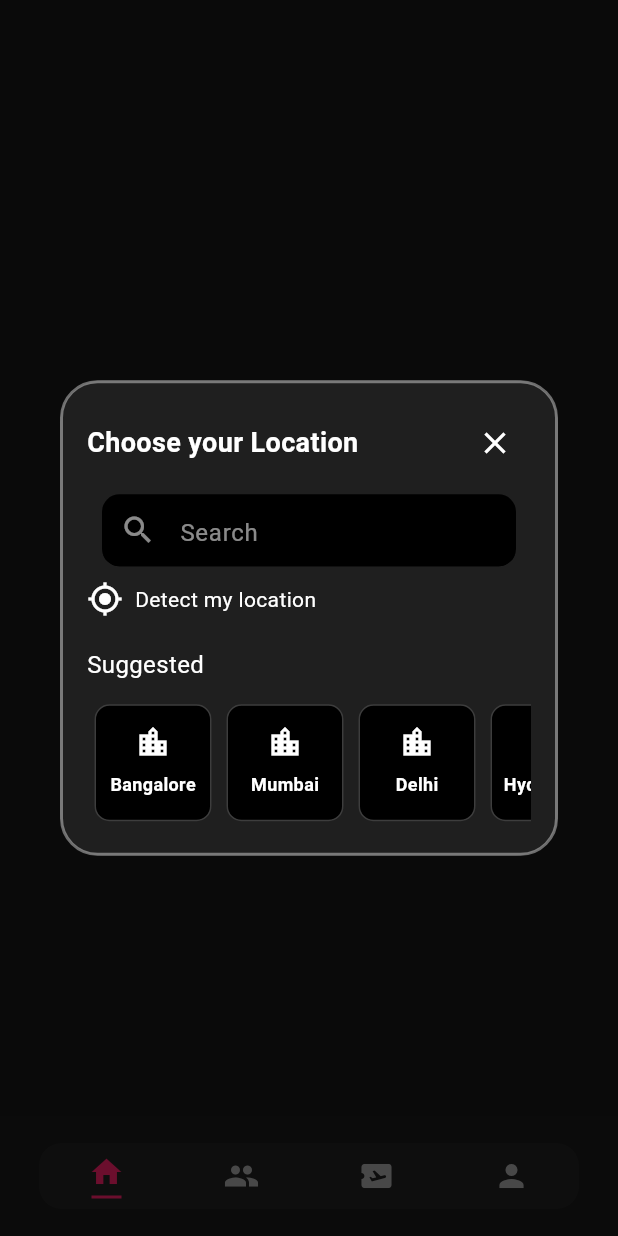
After one commit to anshyyy/Assignments-and-Tests, a Flutter app: the HomeScreen screen opened directly, after a tap on the "location on" icon, on a phone screen of 412 x 824 dp. The commit adds this screen. Run offline on Flutter 3.47's test engine with Material 3 defaults, Android fonts, the light colour scheme and no system bars; drawn by our look-alikes of google_places_flutter; our stand-ins replace firebase_core, firebase_remote_config, flutter_swiper_view, hexcolor, page_transition, simple_animations; missing offline and left inert: fijkplayer, swipable_stack; accounts and stored records are empty; generated files the repository leaves out were written again.

Commit message:
added location

```diff
--- a/Technology Feasta/feasta/lib/main.dart
+++ b/Technology Feasta/feasta/lib/main.dart
@@ -1,3 +1,4 @@
+import 'package:feasta/src/presentation/screens/home_screen.dart';
 import 'package:feasta/src/presentation/screens/ticket_screen.dart';
 import 'package:flutter/material.dart';
 
@@ -18,6 +19,6 @@ class MyApp extends StatelessWidget {
           colorScheme: ColorScheme.fromSeed(seedColor: Colors.deepPurple),
           useMaterial3: true,
         ),
-        home: TicketScreen());
+        home: HomeScreen());
   }
 }
--- /dev/null
+++ b/Technology Feasta/feasta/lib/src/presentation/screens/home_screen.dart
@@ -0,0 +1,84 @@
+import 'package:feasta/src/constants/color.dart';
+import 'package:feasta/src/presentation/screens/location_screen.dart';
+import 'package:feasta/src/presentation/screens/ticket_screen.dart';
+import 'package:flutter/material.dart';
+
+class HomeScreen extends StatefulWidget {
+  const HomeScreen({super.key});
+
+  @override
+  State<HomeScreen> createState() => _HomeScreenState();
+}
+
+class _HomeScreenState extends State<HomeScreen> {
+  int index = 0;
+
+  @override
+  Widget build(BuildContext context) {
+    List<Widget> screens = [
+      LocationScreen(),
+      const Center(
+          child: Text("Person Screen", style: TextStyle(color: Colors.white))),
+      const TicketScreen(),
+      const Center(
+          child: Text(
+        "Profile Screen",
+        style: TextStyle(color: Colors.white),
+      )),
+    ];
+
+    return Scaffold(
+      backgroundColor: AppColors.tabBackColor,
+      bottomNavigationBar: Container(
+        height: 80,
+        color: const Color(0xff171717).withOpacity(0.4),
+        child: Center(
+          child: Container(
+            margin: const EdgeInsets.only(left: 26, right: 26),
+            height: 44,
+            decoration: BoxDecoration(
+                color: AppColors.tabInActiveColor,
+                borderRadius: BorderRadius.circular(15)),
+            child: Row(
+                mainAxisAlignment: MainAxisAlignment.spaceBetween,
+                children: [
+                  _buildIcon(Icons.home, 0),
+                  _buildIcon(Icons.people, 1),
+                  _buildIcon(Icons.airplane_ticket, 2),
+                  _buildIcon(Icons.person, 3),
+                ]),
+          ),
+        ),
+      ),
+      body: screens[index],
+    );
+  }
+
+  Widget _buildIcon(IconData icon, int idx) {
+    return Expanded(
+      child: GestureDetector(
+        onTap: () {
+          setState(() {
+            index = idx;
+          });
+        },
+        child: Column(
+          mainAxisAlignment: MainAxisAlignment.center,
+          children: [
+            Icon(
+              icon,
+              color: index == idx ? Colors.pink : Colors.grey,
+            ),
+            if (index == idx)
+              Container(
+                margin: const EdgeInsets.only(top: 4),
+                height: 2,
+                width: 20,
+                color: Colors.pink,
+              ),
+          ],
+        ),
+      ),
+    );
+  }
+}
--- /dev/null
+++ b/Technology Feasta/feasta/lib/src/presentation/screens/location_screen.dart
@@ -0,0 +1,217 @@
+import 'dart:ui';
+import 'package:feasta/src/constants/color.dart';
+import 'package:flutter/material.dart';
+import 'package:google_places_flutter/google_places_flutter.dart';
+import 'package:google_places_flutter/model/prediction.dart';
+
+class LocationScreen extends StatefulWidget {
+  const LocationScreen({super.key});
+
+  @override
+  _LocationScreenState createState() => _LocationScreenState();
+}
+
+class _LocationScreenState extends State<LocationScreen> {
+  bool _isDialogOpen = false;
+  TextEditingController controller = TextEditingController();
+  String _city = "City";
+
+  @override
+  Widget build(BuildContext context) {
+    return Scaffold(
+      backgroundColor: AppColors.tabBackColor,
+      body: Stack(
+        children: [
+          Center(
+            child: Column(
+              mainAxisAlignment: MainAxisAlignment.center,
+              children: [
+                IconButton(
+                  icon: const Icon(
+                    Icons.location_on,
+                    size: 25,
+                    color: Colors.pink,
+                  ),
+                  onPressed: () {
+                    setState(() {
+                      _isDialogOpen = true;
+                    });
+                    _showLocationDialog(context).then((_) {
+                      setState(() {
+                        _isDialogOpen = false;
+                      });
+                    });
+                  },
+                ),
+                Text(
+                  _city,
+                  style: const TextStyle(color: Colors.white),
+                )
+              ],
+            ),
+          ),
+          if (_isDialogOpen)
+            BackdropFilter(
+              filter: ImageFilter.blur(sigmaX: 5.0, sigmaY: 5.0),
+              child: Container(
+                color: Colors.black.withOpacity(0.1),
+              ),
+            ),
+        ],
+      ),
+    );
+  }
+
+  Future<void> _showLocationDialog(BuildContext context) async {
+    return showDialog(
+      context: context,
+      builder: (BuildContext context) {
+        return Dialog(
+          backgroundColor: AppColors.tabInActiveColor,
+          child: Container(
+            decoration: BoxDecoration(
+                border:
+                    Border.all(width: 2, color: Colors.white.withOpacity(0.4)),
+                borderRadius: BorderRadius.circular(25)),
+            padding: const EdgeInsets.all(16),
+            child: Column(
+              mainAxisSize: MainAxisSize.min,
+              crossAxisAlignment: CrossAxisAlignment.start,
+              children: [
+                Row(
+                  mainAxisAlignment: MainAxisAlignment.spaceBetween,
+                  children: [
+                    const Text(
+                      'Choose your Location',
+                      style: TextStyle(
+                        color: Colors.white,
+                        fontSize: 18,
+                        fontWeight: FontWeight.bold,
+                      ),
+                    ),
+                    IconButton(
+                      icon: const Icon(Icons.close, color: Colors.white),
+                      onPressed: () => Navigator.of(context).pop(),
+                    ),
+                  ],
+                ),
+                const SizedBox(height: 10),
+                GooglePlaceAutoCompleteTextField(
+                  textEditingController: controller,
+                  boxDecoration: const BoxDecoration(borderRadius: null),
+                  googleAPIKey: "AIzaSyCjOWuul-db69IzI90Wk2VH1t0z1FeFI0s",
+                  inputDecoration: InputDecoration(
+                    contentPadding: const EdgeInsets.only(
+                        left: 14.0, bottom: 8.0, top: 14.0),
+                    focusedBorder: OutlineInputBorder(
+                      borderSide: const BorderSide(color: Colors.white),
+                      borderRadius: BorderRadius.circular(11.7),
+                    ),
+                    enabledBorder: UnderlineInputBorder(
+                      borderRadius: BorderRadius.circular(11.7),
+                    ),
+                    prefixIcon: const Icon(Icons.search, color: Colors.white54),
+                    fillColor: Colors.black,
+                    filled: true,
+                    border: InputBorder.none,
+                    hintText: 'Search',
+                    hintStyle: const TextStyle(color: Colors.white54),
+                  ),
+                  textStyle: const TextStyle(color: Colors.white),
+                  debounceTime: 400,
+                  countries: ["in", "fr"],
+                  isLatLngRequired: true,
+                  getPlaceDetailWithLatLng: (Prediction prediction) {
+                    print("placeDetails" + prediction.lat.toString());
+                  },
+                  itemClick: (Prediction prediction) {
+                    controller.text = prediction.description ?? "";
+                    // controller.selection = TextSelection.fromPosition(
+                    //     TextPosition(
+                    //         offset: prediction.description?.length ?? 0));
+
+                    setState(() {
+                      _city = prediction.description!.split(",")[0].trim();
+                    });
+                    Navigator.pop(context);
+                  },
+                  seperatedBuilder: null,
+                  containerHorizontalPadding: 10,
+                  itemBuilder: (context, index, Prediction prediction) {
+                    return Container(
+                      color: AppColors.tabInActiveColor,
+                      padding: EdgeInsets.all(10),
+                      child: Text(
+                        "${prediction.description!.characters ?? ""}",
+                        style: TextStyle(color: Colors.white),
+                      ),
+                    );
+                  },
+                  isCrossBtnShown: true,
+                  // default 600 ms ,
+                ),
+                const SizedBox(height: 10),
+                GestureDetector(
+                  onTap: () {
+                    // Handle location detection
+                  },
+                  child: const Row(
+                    children: [
+                      Icon(Icons.my_location, color: Colors.white),
+                      SizedBox(width: 8),
+                      Text(
+                        'Detect my location',
+                        style: TextStyle(color: Colors.white),
+                      ),
+                    ],
+                  ),
+                ),
+                const SizedBox(height: 20),
+                const Text(
+                  'Suggested',
+                  style: TextStyle(color: Colors.white, fontSize: 16),
+                ),
+                const SizedBox(height: 10),
+                SingleChildScrollView(
+                  scrollDirection: Axis.horizontal,
+                  child: Row(
+                    children: [
+                      _buildLocationCard('Bangalore', Icons.location_city),
+                      _buildLocationCard('Mumbai', Icons.location_city),
+                      _buildLocationCard('Delhi', Icons.location_city),
+                      _buildLocationCard('Hyderabad', Icons.location_city),
+                    ],
+                  ),
+                ),
+              ],
+            ),
+          ),
+        );
+      },
+    );
+  }
+
+  Widget _buildLocationCard(String city, IconData icon) {
+    return Container(
+      width: 78,
+      height: 78,
+      margin: const EdgeInsets.all(5),
+      padding: const EdgeInsets.only(top: 12, bottom: 8, left: 5, right: 5),
+      decoration: BoxDecoration(
+          color: Colors.black,
+          borderRadius: BorderRadius.circular(10),
+          border: Border.all(color: Colors.white24)),
+      child: Column(
+        children: [
+          Icon(icon, color: Colors.white),
+          const SizedBox(height: 8),
+          Text(
+            city,
+            style: const TextStyle(
+                color: Colors.white, fontSize: 12, fontWeight: FontWeight.w600),
+          ),
+        ],
+      ),
+    );
+  }
+}
--- a/Technology Feasta/feasta/lib/src/presentation/screens/pages/upcoming_page.dart
+++ b/Technology Feasta/feasta/lib/src/presentation/screens/pages/upcoming_page.dart
@@ -5,8 +5,11 @@ class UpcomingPage extends StatelessWidget {
 
   @override
   Widget build(BuildContext context) {
-    return Center(
-      child: Text("Upcoming Page"),
+    return const Center(
+      child: Text(
+        "Upcoming Page",
+        style: TextStyle(color: Colors.white),
+      ),
     );
   }
 }
--- a/Technology Feasta/feasta/pubspec.yaml
+++ b/Technology Feasta/feasta/pubspec.yaml
@@ -36,6 +36,7 @@ dependencies:
   # Use with the CupertinoIcons class for iOS style icons.
   cupertino_icons: ^1.0.6
   flutter_swiper_view: ^1.1.8
+  google_places_flutter: ^2.0.8
 
 dev_dependencies:
   flutter_test:
```
Also changed, not shown: Technology Feasta/feasta/pubspec.lock.
